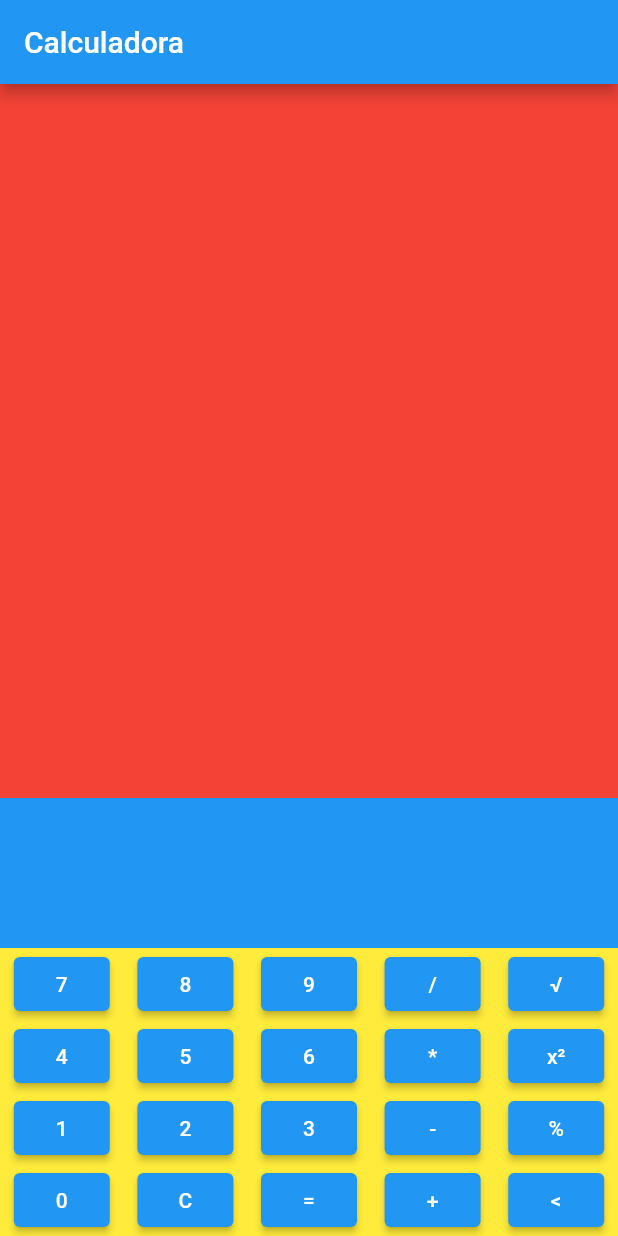
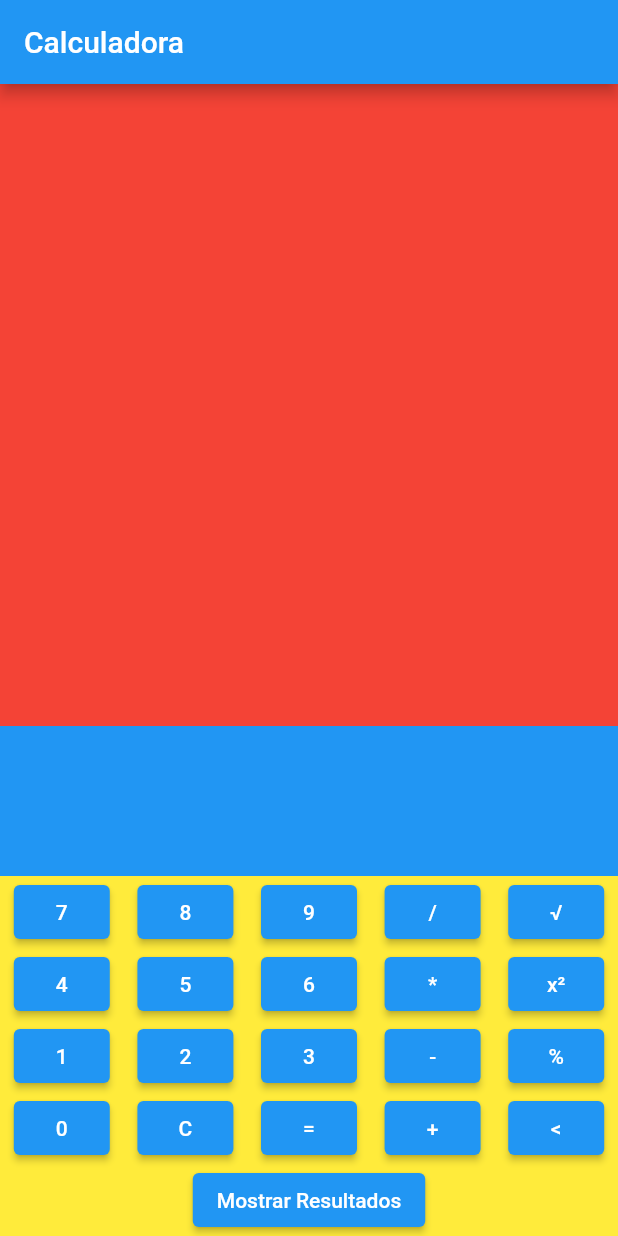
Before and after one commit to osbbarr1/taller2S2, a Flutter app: the screen it shows after launch, on a phone screen of 412 x 824 dp. Run offline on Flutter 3.47's test engine with Material 2 defaults, Android fonts, the phone set to English and light mode, and no system bars; missing offline and left inert: dart:html.

Commit message:
se adiciona pagina de Resultados, Todo Funcional

```diff
--- a/taller2s2/lib/page/home-page.dart
+++ b/taller2s2/lib/page/home-page.dart
@@ -1,7 +1,9 @@
+import 'dart:html';
 import 'dart:math';
 
 import 'package:flutter/cupertino.dart';
 import 'package:flutter/material.dart';
+import 'package:taller2s2/page/resultados.dart';
 
 class HomePage extends StatefulWidget {
   @override
@@ -211,6 +213,20 @@ class _HomePageState extends State<HomePage> {
                       },
                       child: Text("<")),
                 ],
+              ),
+              Row(
+                mainAxisAlignment: MainAxisAlignment.center,
+                children: [
+                  ElevatedButton(
+                      onPressed: () {
+                        Navigator.push(
+                            context,
+                            MaterialPageRoute(
+                                builder: (context) => ResultadosPage(
+                                    listadoResultados: concatenaTotal)));
+                      },
+                      child: Text("Mostrar Resultados"))
+                ],
               )
             ],
           ),
```
